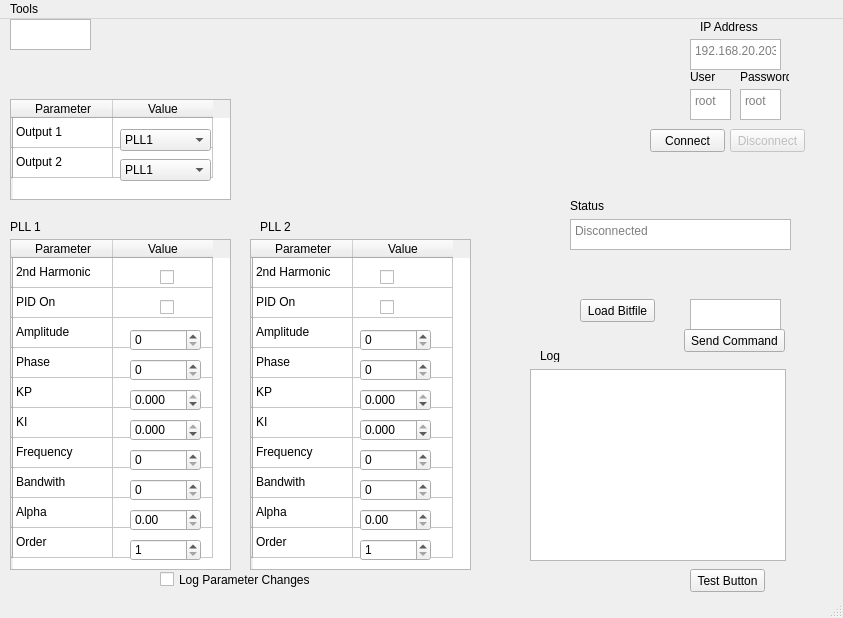
vhock/Phase-locked-Loop, file mainwindow.ui: the form before one commit.
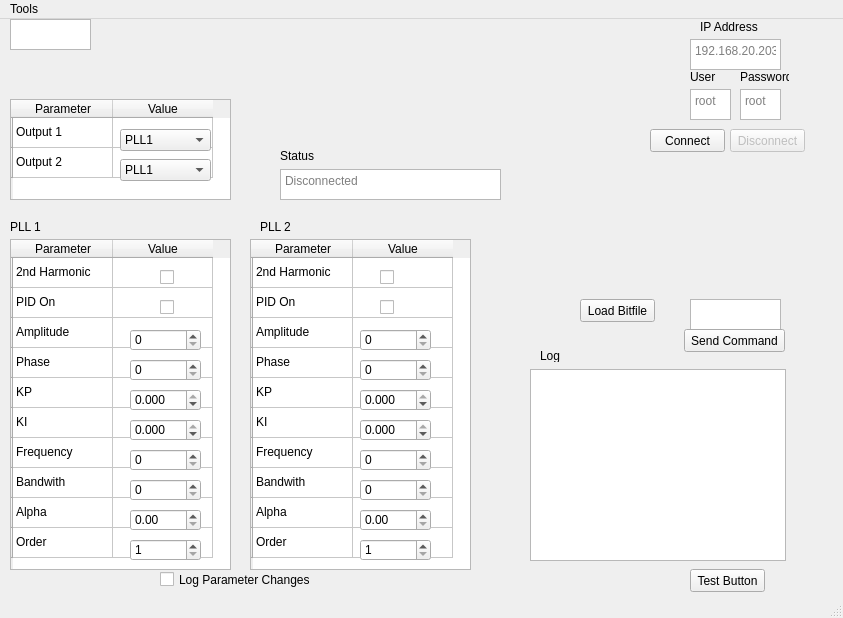
The form after the commit.

Diff of the .ui file:
```diff
--- a/mainwindow.ui
+++ b/mainwindow.ui
@@ -56,8 +56,8 @@
    <widget class="QTextBrowser" name="statusBox">
     <property name="geometry">
      <rect>
-      <x>570</x>
-      <y>200</y>
+      <x>280</x>
+      <y>150</y>
       <width>221</width>
       <height>31</height>
      </rect>
@@ -962,8 +962,8 @@
    <widget class="QLabel" name="label_2">
     <property name="geometry">
      <rect>
-      <x>570</x>
-      <y>180</y>
+      <x>280</x>
+      <y>130</y>
       <width>47</width>
       <height>13</height>
      </rect>
```
Left out of the diff: 18 changed lines with no effect on the pictures.
